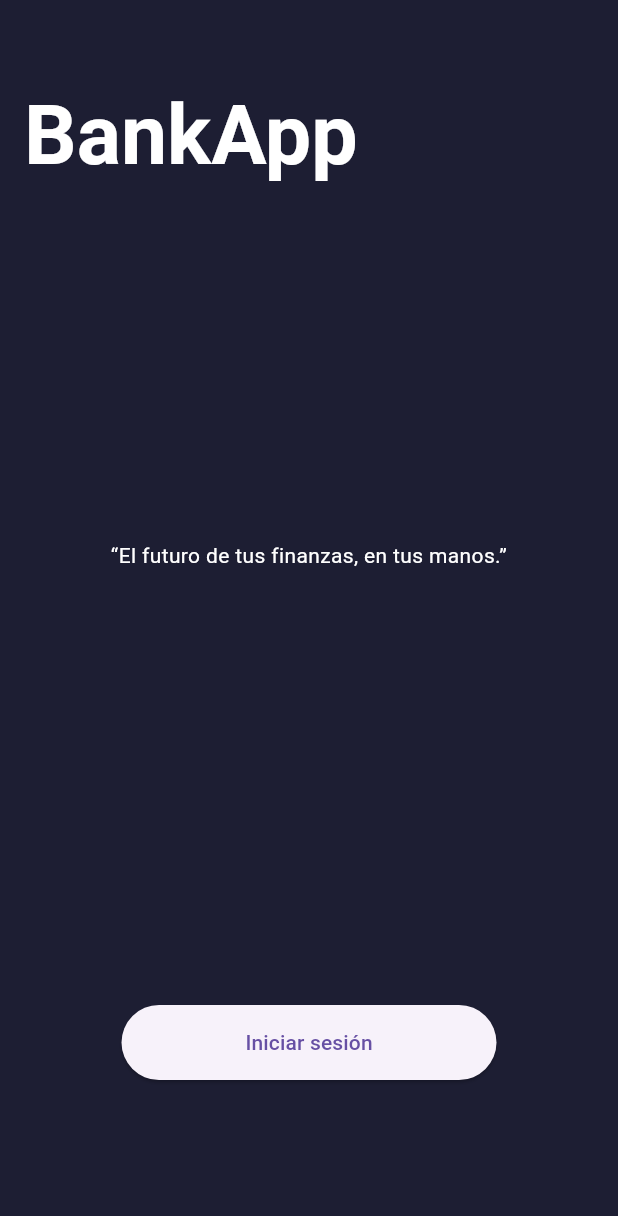
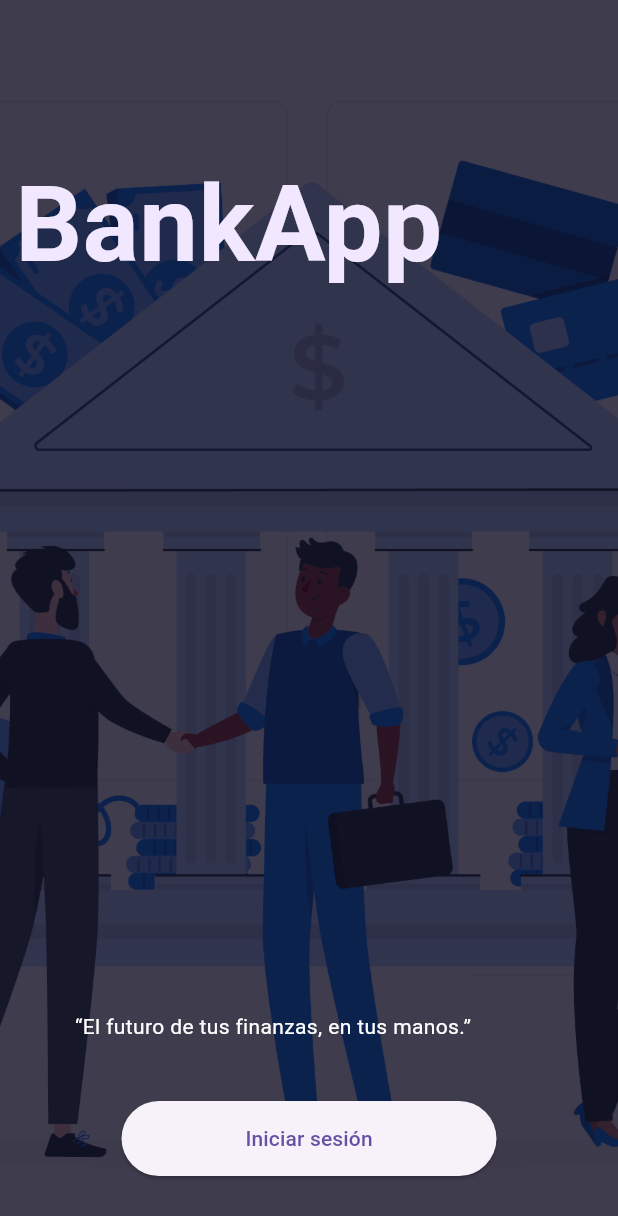
Before and after one commit to Jefferson455/BankApp, a Flutter app: the screen it shows after launch, on a phone screen of 412 x 824 dp. Shown: the top 1216 px of the screen. Run offline on Flutter 3.47's test engine with Material 3 defaults, Android fonts, the phone set to English and light mode, and no system bars.

Commit message:
Se mejora la screen de welcome

```diff
--- a/lib/src/screen/welcomeScreen.dart
+++ b/lib/src/screen/welcomeScreen.dart
@@ -9,7 +9,7 @@ class WelcomeScreen extends StatelessWidget {
   Widget build(BuildContext context) {
     return Scaffold(
       backgroundColor: ColorsApp.background,
-      appBar: AppBar(
+      /* appBar: AppBar(
         backgroundColor: ColorsApp.background,
         toolbarHeight: 150,
         title: Padding(
@@ -24,22 +24,51 @@ class WelcomeScreen extends StatelessWidget {
           ),
         ),
         centerTitle: false,
+      ), */
+      // Puedes omitir el appBar para una pantalla de entrada más limpia
+      body: Container(
+        decoration: BoxDecoration(
+          color: ColorsApp.backgroundComponent,
+          image: DecorationImage(
+            image: AssetImage('assets/images/bankBack.jpg'),
+            fit: BoxFit.cover,
+            opacity: 0.2,
           ),
-      // Puedes omitir el appBar para una pantalla de entrada más limpia
-      body: Center(
+        ),
+        child: SafeArea(
           child: Column(
+            crossAxisAlignment: CrossAxisAlignment.start,
             children: [
+              // 1) Aquí va BankApp
               Padding(
-              padding: const EdgeInsets.only(top: 210, right: 50, left: 50),
+                padding: const EdgeInsets.only(top: 100, left: 10),
                 child: Text(
-                "“El futuro de tus finanzas, en tus manos.”",
+                  'BankApp',
+                  style: TextStyle(
+                    fontSize: 70,
+                    fontWeight: FontWeight.bold,
+                    color: ColorsApp.purpleLight,
+                  ),
+                ),
+              ),
+
+              // 2) Spacer para empujar tu quote y botón abajo
+              const Spacer(),
+
+              // 3) Tu quote
+              Padding(
+                padding: const EdgeInsets.symmetric(horizontal: 50),
+                child: Text(
+                  '“El futuro de tus finanzas, en tus manos.”',
                   textAlign: TextAlign.center,
                   style: TextStyle(color: ColorsApp.white),
                 ),
               ),
-            // Botón para "Iniciar sesión"
-            Padding(
-              padding: const EdgeInsets.only(top: 290),
+
+              const SizedBox(height: 40),
+
+              // 4) Botón
+              Center(
                 child: SizedBox(
                   width: 250,
                   height: 50,
@@ -47,16 +76,17 @@ class WelcomeScreen extends StatelessWidget {
                     onPressed: () {
                       Navigator.push(
                         context,
-                      MaterialPageRoute(
-                        builder: (context) => const LoginScreen(),
-                      ),
+                        MaterialPageRoute(builder: (c) => const LoginScreen()),
                       );
                     },
                     child: const Text('Iniciar sesión'),
                   ),
                 ),
               ),
+
+              const SizedBox(height: 40),
             ],
+          ),
         ),
       ),
     );
--- a/pubspec.yaml
+++ b/pubspec.yaml
@@ -60,6 +60,7 @@ flutter:
 
   # To add assets to your application, add an assets section, like this:
   assets:
+    - assets/images/
     - assets/fonts/
   fonts:
     - family: BebasNeueRegular
```
Also changed, not shown: assets/images/bankBack.jpg (added). Lines whose indentation alone changed are shown as unchanged.
